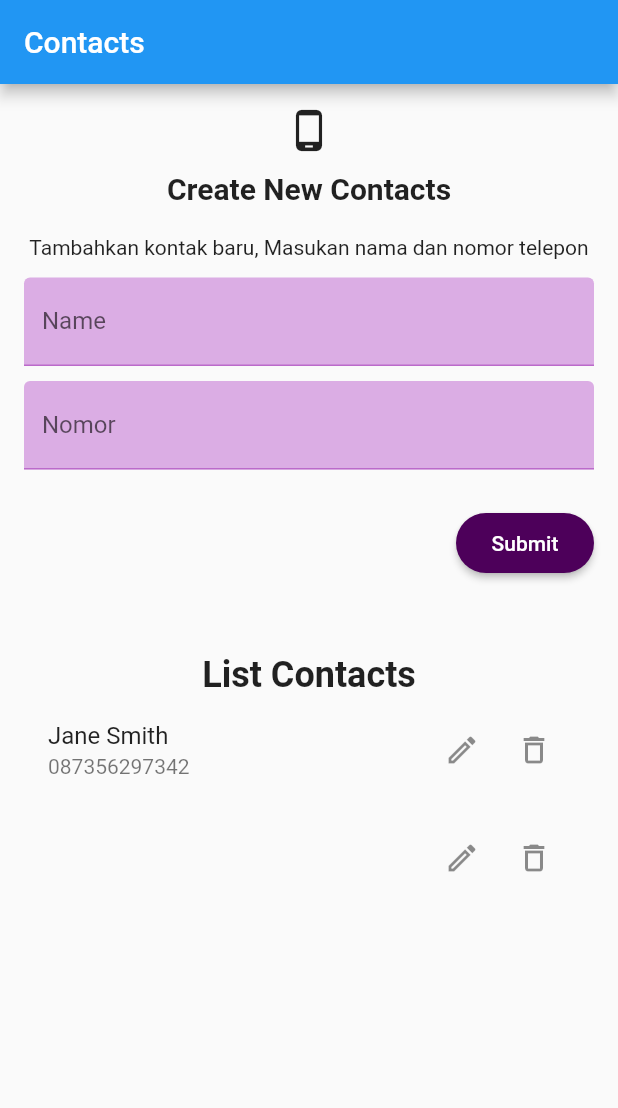
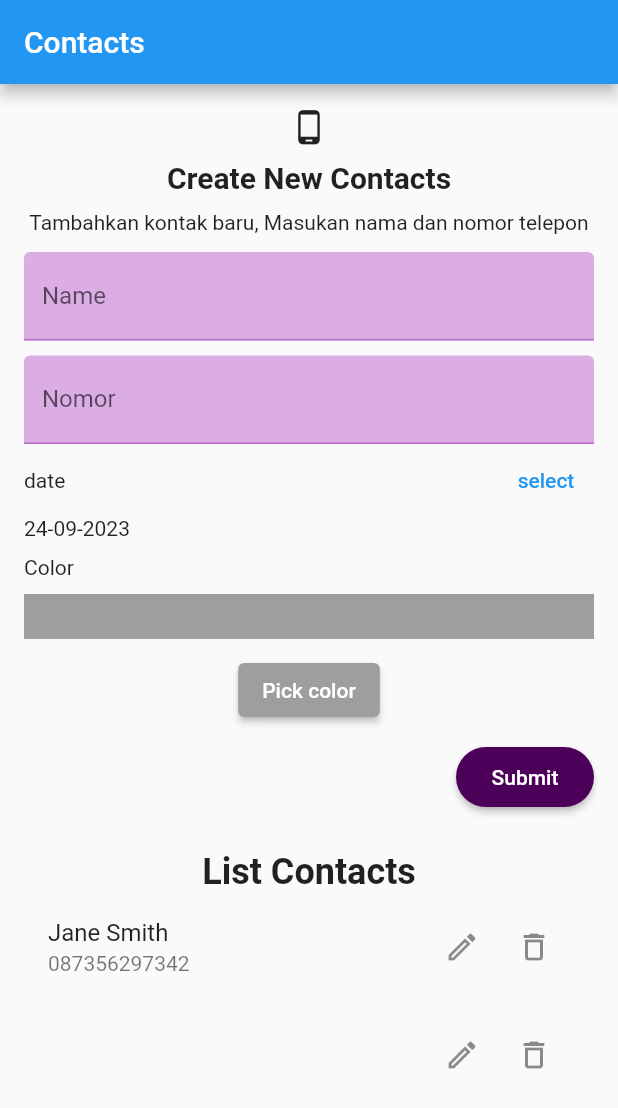
Before and after one commit to RachaelNathasya/flutter_rachael-nathasya, a Flutter app: the screen it shows after launch, after a tap on "Submit", after a tap on the "delete outline" icon, on a phone screen of 412 x 824 dp. Shown: the top 1108 px of the screen. Run offline on Flutter 3.47's test engine with Material 2 defaults, Android fonts, the phone set to English and light mode, and no system bars; our stand-ins replace flutter_colorpicker.

Commit message:
Flutter Form (Form Input Button)
Latihan Flutter Form (Form Input Button)

```diff
--- a/13_Flutter Form (Form Input Button)/praktikum/flutter_form/lib/main.dart
+++ b/13_Flutter Form (Form Input Button)/praktikum/flutter_form/lib/main.dart
@@ -1,4 +1,6 @@
 import 'package:flutter/material.dart';
+import 'package:flutter_colorpicker/flutter_colorpicker.dart';
+import 'package:intl/intl.dart';
 
 void main() => runApp(MyApp());
 
@@ -28,6 +30,9 @@
   List<Contact> contacts = [];
   final TextEditingController nameController = TextEditingController();
   final TextEditingController phoneController = TextEditingController();
+  DateTime _dueDate = DateTime.now();
+  final currentDate = DateTime.now();
+  Color _currentColor = Colors.grey;
 
   void initializeContacts() {
     contacts = [
@@ -55,9 +60,9 @@
           children: [
             Icon(
               Icons.phone_android,
-              size: 30.0,
+              size: 25.0,
             ),
-            SizedBox(height: 12.0),
+            SizedBox(height: 10.0),
             Text(
               'Create New Contacts',
               style: TextStyle(
@@ -66,7 +71,7 @@
               ),
               textAlign: TextAlign.center,
             ),
-            SizedBox(height: 20.0),
+            SizedBox(height: 10.0),
             Text(
               'Tambahkan kontak baru, Masukan nama dan nomor telepon',
               textAlign: TextAlign.center,
@@ -105,7 +110,11 @@
                 ),
               ),
             ),
-            SizedBox(height: 15.0),
+            buildDatePicker(context),
+            const SizedBox(
+              height: 10,
+            ),
+            buildColorPicker(context),
             Align(
               alignment: Alignment.bottomRight,
               child: Padding(
@@ -129,7 +138,7 @@
                 ),
               ),
             ),
-            SizedBox(height: 50.0),
+            SizedBox(height: 25.0),
             Text(
               'List Contacts',
               style: TextStyle(
@@ -241,4 +250,96 @@
       },
     );
   }
+
+  Widget buildDatePicker(BuildContext context) {
+    return Column(
+      crossAxisAlignment: CrossAxisAlignment.start,
+      children: [
+        Row(
+          mainAxisAlignment: MainAxisAlignment.spaceBetween,
+          children: [
+            const Text('date'),
+            TextButton(
+              onPressed: () async {
+                final selectDate = await showDatePicker(
+                  context: context,
+                  initialDate: currentDate,
+                  firstDate: DateTime(1990),
+                  lastDate: DateTime(currentDate.year + 5),
+                );
+
+                setState(
+                  () {
+                    if (selectDate != null) {
+                      _dueDate = selectDate;
+                    }
+                  },
+                );
+              },
+              child: const Text('select'),
+            ),
+          ],
+        ),
+        Text(
+          DateFormat('dd-MM-yyyy').format(_dueDate),
+        ),
+      ],
+    );
+  }
+
+  Widget buildColorPicker(BuildContext context) {
+    return Column(
+      crossAxisAlignment: CrossAxisAlignment.start,
+      children: [
+        const Text('Color'),
+        const SizedBox(
+          height: 10,
+        ),
+        Container(
+          height: 30,
+          width: double.infinity,
+          color: _currentColor,
+        ),
+        const SizedBox(
+          height: 10,
+        ),
+        Center(
+          child: ElevatedButton(
+            style: ButtonStyle(
+              backgroundColor: MaterialStateProperty.all(_currentColor),
+            ),
+            onPressed: () {
+              showDialog(
+                context: context,
+                builder: (context) {
+                  return AlertDialog(
+                    title: const Text('Pick Your Color'),
+                    content: BlockPicker(
+                      pickerColor: _currentColor,
+                      onColorChanged: (color) {
+                        setState(
+                          () {
+                            _currentColor = color;
+                          },
+                        );
+                      },
+                    ),
+                    actions: [
+                      TextButton(
+                        onPressed: () {
+                          Navigator.pop(context);
+                        },
+                        child: const Text('Save'),
+                      ),
+                    ],
+                  );
+                },
+              );
+            },
+            child: const Text('Pick color'),
+          ),
+        ),
+      ],
+    );
+  }
 }
--- a/13_Flutter Form (Form Input Button)/praktikum/flutter_form/pubspec.yaml
+++ b/13_Flutter Form (Form Input Button)/praktikum/flutter_form/pubspec.yaml
@@ -30,6 +30,8 @@
 dependencies:
   flutter:
     sdk: flutter
+  intl: ^0.17.0
+  flutter_colorpicker: ^1.0.3
 
 
   # The following adds the Cupertino Icons font to your application.
```
Also changed, not shown: 13_Flutter Form (Form Input Button)/praktikum/flutter_form/pubspec.lock.
